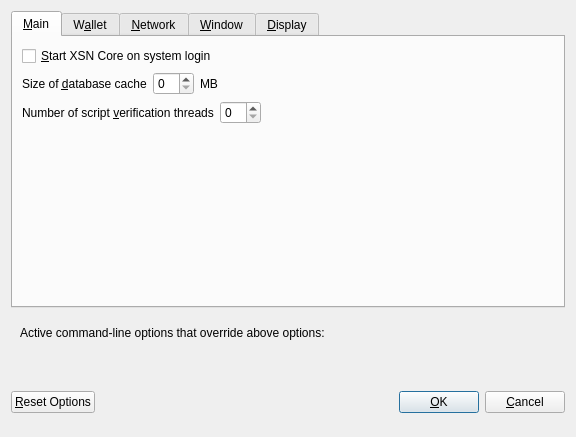
Above: src/qt/forms/optionsdialog.ui from X9Developers/XSN before the change. Below: the same form after it.
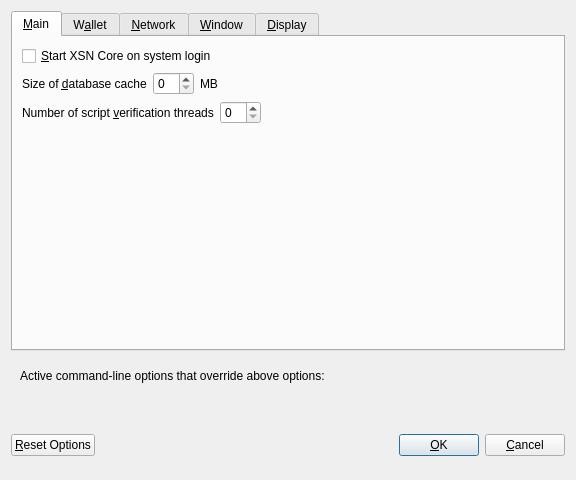
That is the form after the change. Custom widgets are drawn as their Qt base class.

```diff
--- a/src/qt/forms/optionsdialog.ui
+++ b/src/qt/forms/optionsdialog.ui
@@ -7,7 +7,7 @@
     <x>0</x>
     <y>0</y>
     <width>576</width>
-    <height>402</height>
+    <height>480</height>
    </rect>
   </property>
   <property name="windowTitle">
```
